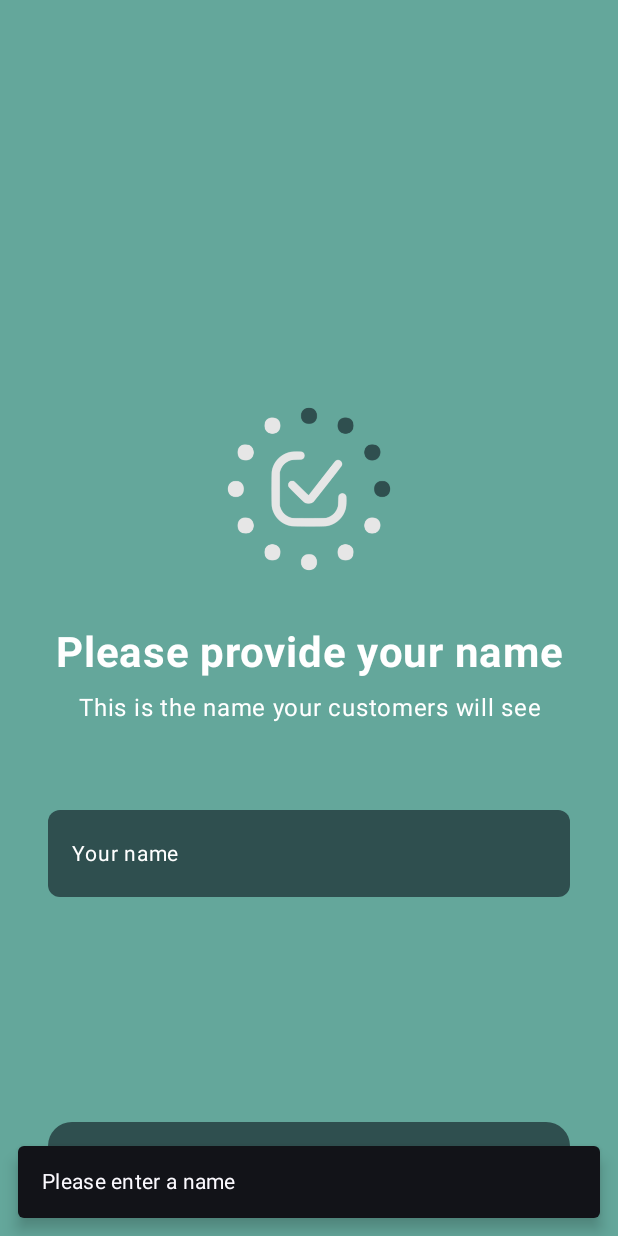
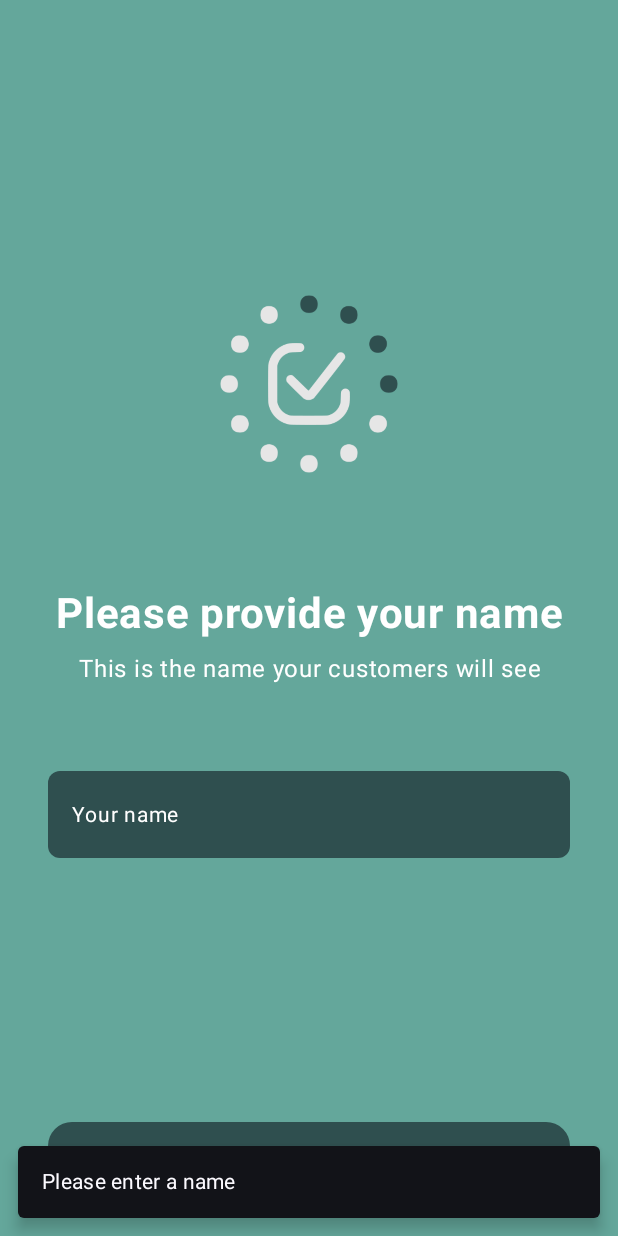
Before and after one commit to sanderOFFICIAL/NutriTrackKotlin, an Android app built with Jetpack Compose: the ConsultantNicknameScreen screen opened through its navigation route, after a tap on "Continue", on a phone screen of 412 x 824 dp. Run offline under Robolectric (Android 15) with nearby library versions, the light colour scheme and no system bars; our stand-ins replace Firebase (no records; nobody signed in at launch, a user with empty details on screens opened directly).

Commit message:
visual bug fixes

```diff
--- a/app/src/main/java/com/example/nutritrack/screens/WelcomeScreen.kt
+++ b/app/src/main/java/com/example/nutritrack/screens/WelcomeScreen.kt
@@ -171,7 +171,7 @@ fun WelcomeScreen(
             ) {
                 Text(
                     text = stringResource(R.string.i_already_have_an_account),
-                    fontSize = 20.sp,
+                    fontSize = 18.sp,
                     color = Color.White
                 )
             }
--- a/app/src/main/java/com/example/nutritrack/screens/consultant/UserProfileScreen.kt
+++ b/app/src/main/java/com/example/nutritrack/screens/consultant/UserProfileScreen.kt
@@ -219,7 +219,9 @@ fun UserProfileScreen(
                     painter = painterResource(id = R.drawable.ic_back),
                     contentDescription = "Back",
                     tint = Color.White,
-                    modifier = Modifier.size(45.dp)
+                    modifier = Modifier
+                        .size(55.dp)
+                        .padding(top = 8.dp)
                 )
             }
             Text(
@@ -231,6 +233,7 @@ fun UserProfileScreen(
                 modifier = Modifier
                     .weight(1f)
                     .wrapContentWidth(Alignment.CenterHorizontally)
+                    .padding(top = 8.dp)
             )
             Spacer(modifier = Modifier.size(30.dp))
         }
--- a/app/src/main/java/com/example/nutritrack/screens/registration/consultant/ConsultantMaxClientsScreen.kt
+++ b/app/src/main/java/com/example/nutritrack/screens/registration/consultant/ConsultantMaxClientsScreen.kt
@@ -125,15 +125,15 @@ fun ConsultantMaxClientsScreen(
                 painter = painterResource(id = R.drawable.progress_bar_step6),
                 contentDescription = "Progress bar step 6",
                 modifier = Modifier
-                    .size(420.dp)
+                    .size(580.dp)
                     .align(Alignment.TopCenter)
-                    .padding(top = 200.dp)
+                    .padding(top = 120.dp, bottom = 220.dp)
             )
 
             Column(
                 modifier = Modifier
                     .fillMaxSize()
-                    .padding(top = 252.dp),
+                    .padding(top = 200.dp),
                 horizontalAlignment = Alignment.CenterHorizontally,
                 verticalArrangement = Arrangement.SpaceBetween
             ) {
--- a/app/src/main/java/com/example/nutritrack/screens/registration/consultant/ConsultantNicknameScreen.kt
+++ b/app/src/main/java/com/example/nutritrack/screens/registration/consultant/ConsultantNicknameScreen.kt
@@ -28,6 +28,7 @@ import androidx.compose.runtime.rememberCoroutineScope
 import androidx.compose.ui.Alignment
 import androidx.compose.ui.Modifier
 import androidx.compose.ui.graphics.Color
+import androidx.compose.ui.platform.LocalContext
 import androidx.compose.ui.res.painterResource
 import androidx.compose.ui.res.stringResource
 import androidx.compose.ui.text.font.FontWeight
@@ -47,7 +48,7 @@ fun ConsultantNicknameScreen(
     val nickname = remember { mutableStateOf("") }
     val snackbarHostState = remember { SnackbarHostState() }
     val coroutineScope = rememberCoroutineScope()
-
+    val context = LocalContext.current
     Scaffold(
         snackbarHost = { SnackbarHost(snackbarHostState) },
         modifier = Modifier.fillMaxSize()
@@ -63,15 +64,15 @@ fun ConsultantNicknameScreen(
                 painter = painterResource(id = R.drawable.progress_bar_step2),
                 contentDescription = "Progress bar step 2",
                 modifier = Modifier
-                    .size(420.dp)
+                    .size(580.dp)
                     .align(Alignment.TopCenter)
-                    .padding(top = 200.dp)
+                    .padding(top = 120.dp, bottom = 220.dp)
             )
 
             Column(
                 modifier = Modifier
                     .fillMaxSize()
-                    .padding(top = 252.dp),
+                    .padding(top = 200.dp),
                 horizontalAlignment = Alignment.CenterHorizontally,
                 verticalArrangement = Arrangement.SpaceBetween
             ) {
@@ -135,7 +136,7 @@ fun ConsultantNicknameScreen(
                         } else {
                             coroutineScope.launch {
                                 snackbarHostState.showSnackbar(
-                                    message = "Please enter a name",
+                                    message = context.getString(R.string.please_enter_a_name),
                                     duration = SnackbarDuration.Short
                                 )
                             }
--- a/app/src/main/java/com/example/nutritrack/screens/registration/consultant/ConsultantProfileDescriptionScreen.kt
+++ b/app/src/main/java/com/example/nutritrack/screens/registration/consultant/ConsultantProfileDescriptionScreen.kt
@@ -64,15 +64,15 @@ fun ConsultantProfileDescriptionScreen(
                 painter = painterResource(id = R.drawable.progress_bar_step4),
                 contentDescription = "Progress bar step 4",
                 modifier = Modifier
-                    .size(420.dp)
+                    .size(580.dp)
                     .align(Alignment.TopCenter)
-                    .padding(top = 200.dp)
+                    .padding(top = 120.dp, bottom = 220.dp)
             )
 
             Column(
                 modifier = Modifier
                     .fillMaxSize()
-                    .padding(top = 252.dp),
+                    .padding(top = 200.dp),
                 horizontalAlignment = Alignment.CenterHorizontally,
                 verticalArrangement = Arrangement.SpaceBetween
             ) {
--- a/app/src/main/java/com/example/nutritrack/screens/registration/user/GenderSelectionScreen.kt
+++ b/app/src/main/java/com/example/nutritrack/screens/registration/user/GenderSelectionScreen.kt
@@ -48,7 +48,7 @@ fun GenderSelectionScreen(
 
         Text(
             text = stringResource(R.string.please_specify_your_gender),
-            fontSize = 23.sp,
+            fontSize = 20.sp,
             fontWeight = FontWeight.Bold,
             color = Color.White,
             modifier = Modifier.padding(top = 25.dp, bottom = 8.dp)
--- a/app/src/main/java/com/example/nutritrack/screens/registration/user/UserNicknameScreen.kt
+++ b/app/src/main/java/com/example/nutritrack/screens/registration/user/UserNicknameScreen.kt
@@ -126,15 +126,15 @@ fun UserNicknameScreen(
                 painter = painterResource(id = R.drawable.progress_bar_step6),
                 contentDescription = "Progress bar step 2",
                 modifier = Modifier
-                    .size(420.dp)
+                    .size(580.dp)
                     .align(Alignment.TopCenter)
-                    .padding(top = 200.dp)
+                    .padding(top = 120.dp, bottom = 220.dp)
             )
 
             Column(
                 modifier = Modifier
                     .fillMaxSize()
-                    .padding(top = 252.dp),
+                    .padding(top = 200.dp),
                 horizontalAlignment = Alignment.CenterHorizontally,
                 verticalArrangement = Arrangement.SpaceBetween
             ) {
--- a/app/src/main/java/com/example/nutritrack/screens/user/FoodSearchScreen.kt
+++ b/app/src/main/java/com/example/nutritrack/screens/user/FoodSearchScreen.kt
@@ -437,7 +437,7 @@ fun FoodSearchScreen(
                             Text(
                                 stringResource(R.string.save_all),
                                 color = Color.White,
-                                fontSize = 16.sp
+                                fontSize = 14.sp
                             )
                         }
                     }
@@ -721,7 +721,7 @@ fun FoodDetailsDialog(
                         Text(
                             stringResource(R.string.cancel),
                             color = Color.White,
-                            fontSize = 12.95.sp
+                            fontSize = 12.4.sp
                         )
                     }
 
--- a/app/src/main/res/values/strings.xml
+++ b/app/src/main/res/values/strings.xml
@@ -278,4 +278,9 @@
     <string name="total_fats_g">Total Fats: %1$s g</string>
     <string name="leave_a_note2">Leave a Note</string>
     <string name="failed_to_update_streak">Failed to update streak</string>
+    <string name="breakfast_card">breakfast</string>
+    <string name="lunch_card">lunch</string>
+    <string name="dinner_card">dinner</string>
+    <string name="snack_card">snack</string>
+    <string name="please_enter_a_name">Please enter a name</string>
 </resources>
```
Also changed, not shown: app/src/main/java/com/example/nutritrack/screens/user/ConsultantProfileScreen.kt (+5 -2 lines), app/src/main/java/com/example/nutritrack/screens/user/HistoryScreen.kt (+4 -4 lines), app/src/main/java/com/example/nutritrack/screens/user/UserMainScreen.kt (+4 -4 lines), app/src/main/java/com/example/nutritrack/screens/user/UserProfileScreen.kt (+13 -3 lines), 1 other file.
